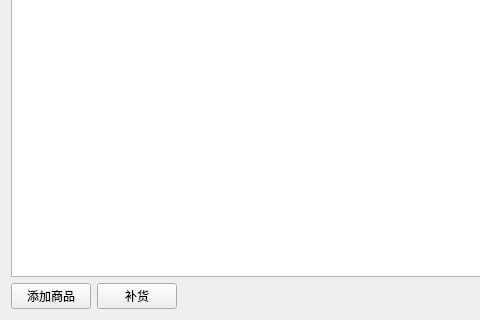
The window that qt/simulate.ui (CryingObsidian-CO/SalesSystem) describes before a commit, drawn with Qt 5; both pictures show x 0 to 480 and y 270 to 590 of the 873 by 590 pixel window.
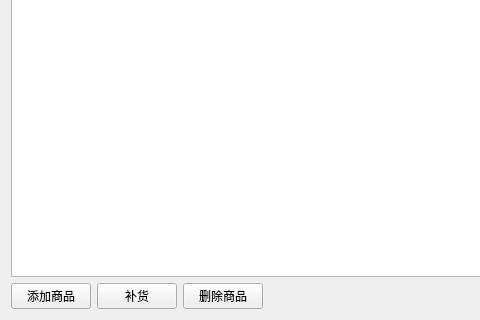
The same window after the commit.

Diff of the .ui file:
```diff
--- a/qt/simulate.ui
+++ b/qt/simulate.ui
@@ -62,6 +62,13 @@
        </property>
       </widget>
      </item>
+     <item>
+      <widget class="QPushButton" name="deleteProductButton">
+       <property name="text">
+        <string>删除商品</string>
+       </property>
+      </widget>
+     </item>
      <item>
       <spacer name="horizontalSpacer">
        <property name="orientation">
```
